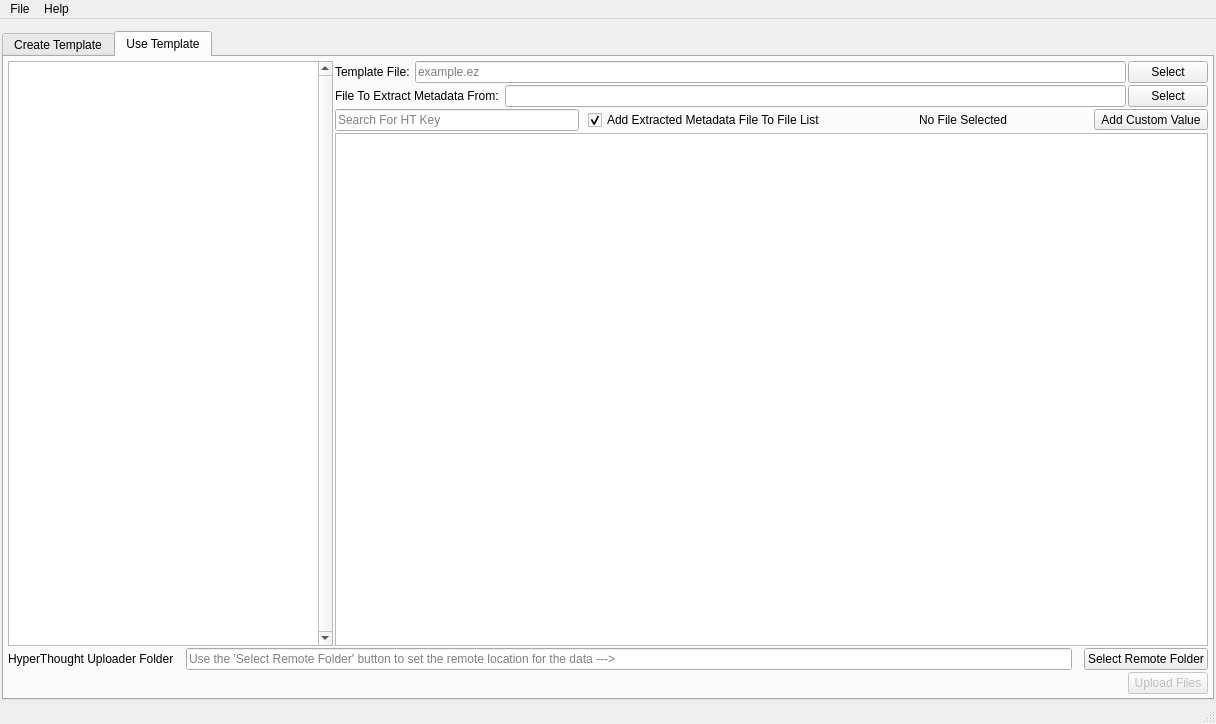
BlueQuartzSoftware/MetaForge, file mainwindow.ui: the form before one commit.
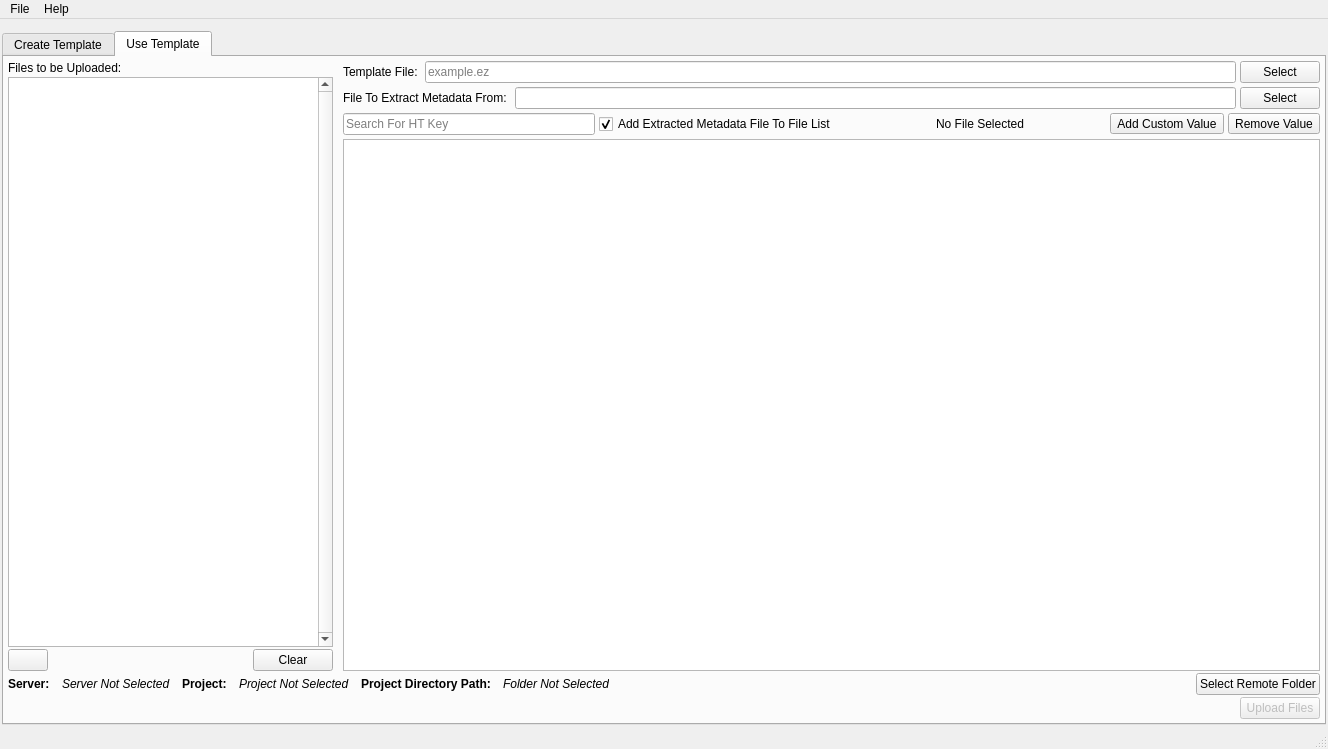
The form after the commit. The open tabs and pages were chosen to show the change. Icons and pictures are not drawn.

Commit message: Rewrote the backend that represents the "template" file using python dataclasses

The edit to the form file:
```diff
--- a/mainwindow.ui
+++ b/mainwindow.ui
@@ -6,8 +6,8 @@
    <rect>
     <x>0</x>
     <y>0</y>
-    <width>1216</width>
-    <height>724</height>
+    <width>1328</width>
+    <height>749</height>
    </rect>
   </property>
   <property name="minimumSize">
@@ -390,34 +390,122 @@
          <number>2</number>
         </property>
         <item row="0" column="0">
-         <layout class="QHBoxLayout" name="horizontalLayout_13">
+         <layout class="QHBoxLayout" name="horizontalLayout_13" stretch="10,100">
+          <property name="spacing">
+           <number>10</number>
+          </property>
           <item>
-           <widget class="QListView" name="useTemplateListView">
-            <property name="sizePolicy">
-             <sizepolicy hsizetype="Preferred" vsizetype="Expanding">
-              <horstretch>0</horstretch>
-              <verstretch>0</verstretch>
-             </sizepolicy>
+           <layout class="QVBoxLayout" name="verticalLayout_2" stretch="0,0,0">
+            <property name="spacing">
+             <number>2</number>
             </property>
-            <property name="minimumSize">
-             <size>
-              <width>325</width>
-              <height>0</height>
-             </size>
+            <property name="rightMargin">
+             <number>0</number>
             </property>
-            <property name="acceptDrops">
-             <bool>true</bool>
+            <property name="bottomMargin">
+             <number>0</number>
             </property>
-            <property name="verticalScrollBarPolicy">
-             <enum>Qt::ScrollBarAlwaysOn</enum>
-            </property>
-            <property name="alternatingRowColors">
-             <bool>false</bool>
-            </property>
-           </widget>
+            <item>
+             <widget class="QLabel" name="label">
+              <property name="text">
+               <string>Files to be Uploaded:</string>
+              </property>
+             </widget>
+            </item>
+            <item>
+             <widget class="QListView" name="useTemplateListView">
+              <property name="sizePolicy">
+               <sizepolicy hsizetype="Preferred" vsizetype="Expanding">
+                <horstretch>0</horstretch>
+                <verstretch>0</verstretch>
+               </sizepolicy>
+              </property>
+              <property name="minimumSize">
+               <size>
+                <width>325</width>
+                <height>0</height>
+               </size>
+              </property>
+              <property name="acceptDrops">
+               <bool>true</bool>
+              </property>
+              <property name="verticalScrollBarPolicy">
+               <enum>Qt::ScrollBarAlwaysOn</enum>
+              </property>
+              <property name="editTriggers">
+               <set>QAbstractItemView::NoEditTriggers</set>
+              </property>
+              <property name="alternatingRowColors">
+               <bool>false</bool>
+              </property>
+             </widget>
+            </item>
+            <item>
+             <layout class="QHBoxLayout" name="horizontalLayout_14">
+              <property name="spacing">
+               <number>2</number>
+              </property>
+              <property name="rightMargin">
+               <number>0</number>
+              </property>
+              <property name="bottomMargin">
+               <number>0</number>
+              </property>
+              <item>
+               <widget class="QPushButton" name="addUploadFilesBtn">
+                <property name="sizePolicy">
+                 <sizepolicy hsizetype="Fixed" vsizetype="Preferred">
+                  <horstretch>0</horstretch>
+                  <verstretch>0</verstretch>
+                 </sizepolicy>
+                </property>
+                <property name="text">
+                 <string/>
+                </property>
+                <property name="icon">
+                 <iconset resource="resources.qrc">
+                  <normaloff>:/resources/plus@2x.png</normaloff>:/resources/plus@2x.png</iconset>
+                </property>
+               </widget>
+              </item>
+              <item>
+               <spacer name="horizontalSpacer_4">
+                <property name="orientation">
+                 <enum>Qt::Horizontal</enum>
+                </property>
+                <property name="sizeType">
+                 <enum>QSizePolicy::Expanding</enum>
+                </property>
+                <property name="sizeHint" stdset="0">
+                 <size>
+                  <width>40</width>
+                  <height>20</height>
+                 </size>
+                </property>
+               </spacer>
+              </item>
+              <item>
+               <widget class="QPushButton" name="clearUploadFilesBtn">
+                <property name="sizePolicy">
+                 <sizepolicy hsizetype="Fixed" vsizetype="Preferred">
+                  <horstretch>0</horstretch>
+                  <verstretch>0</verstretch>
+                 </sizepolicy>
+                </property>
+                <property name="text">
+                 <string>Clear</string>
+                </property>
+               </widget>
+              </item>
+             </layout>
+            </item>
+           </layout>
           </item>
           <item>
            <layout class="QVBoxLayout" name="verticalLayout">
+            <property name="spacing">
+             <number>4</number>
+            </property>
             <item>
              <layout class="QHBoxLayout" name="horizontalLayout_5">
               <item>
@@ -506,9 +594,6 @@
             </item>
             <item>
              <layout class="QHBoxLayout" name="horizontalLayout_12">
-              <property name="spacing">
-               <number>9</number>
-              </property>
               <item>
                <widget class="QLineEdit" name="usetableSearchBar">
                 <property name="sizePolicy">
@@ -562,15 +647,38 @@
                 </property>
                </widget>
               </item>
+              <item>
+               <widget class="QToolButton" name="removeUseTableRowButton">
+                <property name="toolTip">
+                 <string>Add a Custom Value that is only going to be used for this upload</string>
+                </property>
+                <property name="text">
+                 <string>Remove Value</string>
+                </property>
+                <property name="icon">
+                 <iconset resource="resources.qrc">
+                  <normaloff>:/resources/delete@2x.png</normaloff>:/resources/delete@2x.png</iconset>
+                </property>
+                <property name="toolButtonStyle">
+                 <enum>Qt::ToolButtonTextBesideIcon</enum>
+                </property>
+               </widget>
+              </item>
              </layout>
             </item>
             <item>
              <widget class="QTableView" name="useTemplateTableView">
+              <property name="sizeAdjustPolicy">
+               <enum>QAbstractScrollArea::AdjustToContents</enum>
+              </property>
               <property name="alternatingRowColors">
                <bool>true</bool>
               </property>
               <attribute name="horizontalHeaderStretchLastSection">
-               <bool>true</bool>
+               <bool>false</bool>
+              </attribute>
+              <attribute name="verticalHeaderMinimumSectionSize">
+               <number>15</number>
               </attribute>
              </widget>
             </item>
@@ -585,21 +693,92 @@
           </property>
           <item>
            <widget class="QLabel" name="label_3">
+            <property name="font">
+             <font>
+              <weight>75</weight>
+              <bold>true</bold>
+             </font>
+            </property>
             <property name="text">
-             <string>HyperThought Uploader Folder</string>
+             <string>Server:</string>
             </property>
            </widget>
           </item>
           <item>
-           <widget class="QLineEdit" name="hyperthoughtLocationLineEdit">
+           <widget class="QLabel" name="hyperThoughtServer">
+            <property name="font">
+             <font>
+              <italic>true</italic>
+             </font>
+            </property>
             <property name="text">
-             <string/>
+             <string>Server Not Selected</string>
             </property>
-            <property name="placeholderText">
-             <string>Use the 'Select Remote Folder' button to set the remote location for the data ---&gt;</string>
+           </widget>
+          </item>
+          <item>
+           <widget class="QLabel" name="label_4">
+            <property name="font">
+             <font>
+              <weight>75</weight>
+              <bold>true</bold>
+             </font>
             </property>
+            <property name="text">
+             <string>Project:</string>
+            </property>
            </widget>
           </item>
+          <item>
+           <widget class="QLabel" name="hyperThoughtProject">
+            <property name="font">
+             <font>
+              <italic>true</italic>
+             </font>
+            </property>
+            <property name="text">
+             <string>Project Not Selected</string>
+            </property>
+           </widget>
+          </item>
+          <item>
+           <widget class="QLabel" name="label_5">
+            <property name="font">
+             <font>
+              <weight>75</weight>
+              <bold>true</bold>
+             </font>
+            </property>
+            <property name="text">
+             <string>Project Directory Path:</string>
+            </property>
+           </widget>
+          </item>
+          <item>
+           <widget class="QLabel" name="hyperThoughtUploadPath">
+            <property name="font">
+             <font>
+              <italic>true</italic>
+             </font>
+            </property>
+            <property name="text">
+             <string>Folder Not Selected</string>
+            </property>
+           </widget>
+          </item>
+          <item>
+           <spacer name="horizontalSpacer_6">
+            <property name="orientation">
+             <enum>Qt::Horizontal</enum>
+            </property>
+            <property name="sizeHint" stdset="0">
+             <size>
+              <width>40</width>
+              <height>20</height>
+             </size>
+            </property>
+           </spacer>
+          </item>
           <item>
            <widget class="QPushButton" name="hyperthoughtLocationButton">
             <property name="enabled">
@@ -656,8 +835,8 @@
     <rect>
      <x>0</x>
      <y>0</y>
-     <width>1216</width>
-     <height>22</height>
+     <width>1328</width>
+     <height>24</height>
     </rect>
    </property>
    <widget class="QMenu" name="menuFile">
```
Left out of the diff: 121 changed lines with no effect on the pictures. The commit also changes 150 other files.
